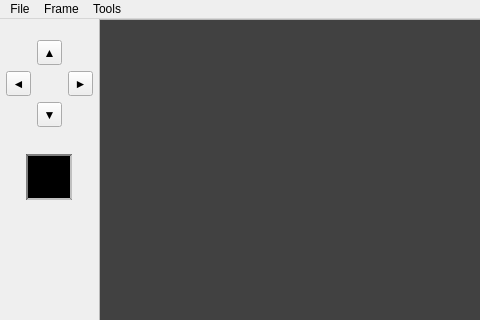
RickWhitefreeze/UI_cs383_goofy-lights, file mainwindow.ui: the form before one commit; both pictures show x 0 to 480 and y 0 to 320 of the 1280 by 720 pixel window.
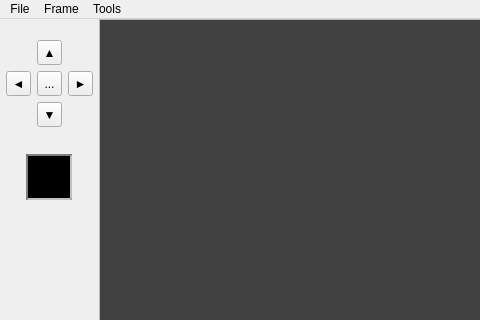
The form after the commit. Icons and pictures are not drawn.

The edit to the form file:
```diff
--- a/mainwindow.ui
+++ b/mainwindow.ui
@@ -515,6 +515,29 @@
           </property>
          </widget>
         </item>
+        <item row="1" column="2">
+         <widget class="QToolButton" name="boxColorChange">
+          <property name="minimumSize">
+           <size>
+            <width>25</width>
+            <height>25</height>
+           </size>
+          </property>
+          <property name="maximumSize">
+           <size>
+            <width>25</width>
+            <height>25</height>
+           </size>
+          </property>
+          <property name="text">
+           <string>...</string>
+          </property>
+          <property name="icon">
+           <iconset resource="resources.qrc">
+            <normaloff>:/images/icons/paintBucket.png</normaloff>:/images/icons/paintBucket.png</iconset>
+          </property>
+         </widget>
+        </item>
        </layout>
       </item>
       <item alignment="Qt::AlignHCenter">
```
Left out of the diff: 37 changed lines with no effect on the pictures.
